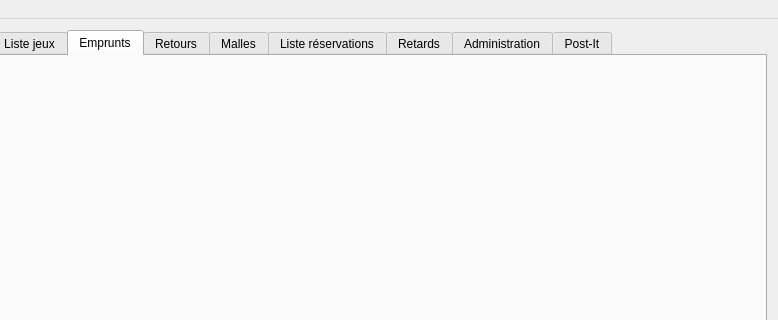
Old version of the form f_mainwindow.ui in the repository nivhg/ludopen; both pictures show x 246 to 1024 and y 0 to 320 of the 1024 by 768 pixel window.
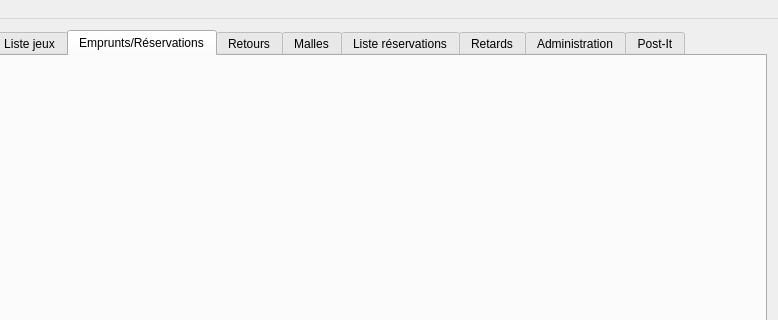
New version of the form. Icons and pictures are not drawn.

Diff of the .ui file:
```diff
--- a/f_mainwindow.ui
+++ b/f_mainwindow.ui
@@ -124,7 +124,7 @@
         </iconset>
        </attribute>
        <attribute name="title">
-        <string>Emprunts</string>
+        <string>Emprunts/Réservations</string>
        </attribute>
        <layout class="QGridLayout" name="gridLayout_5">
         <item row="0" column="0">
```
